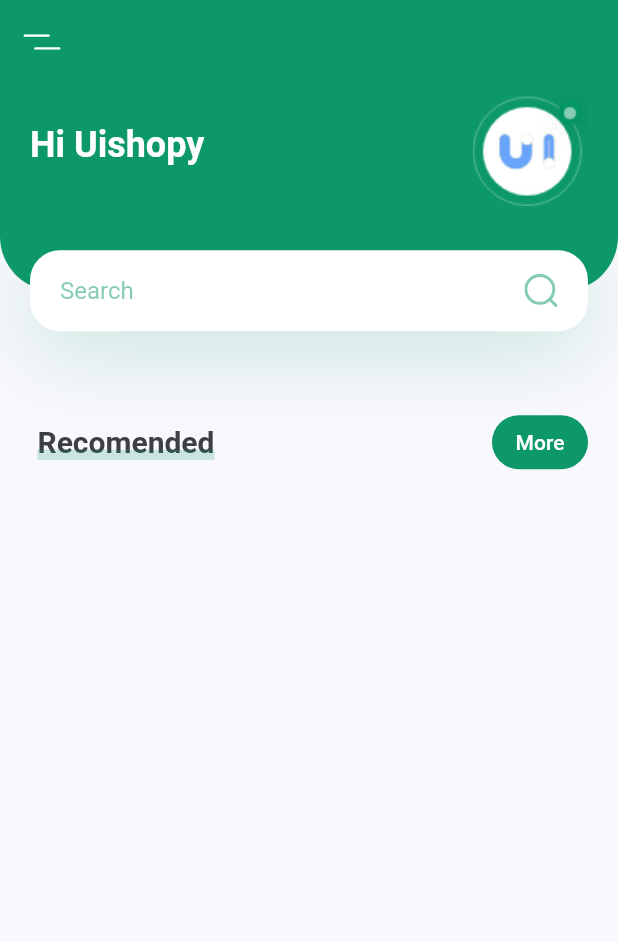
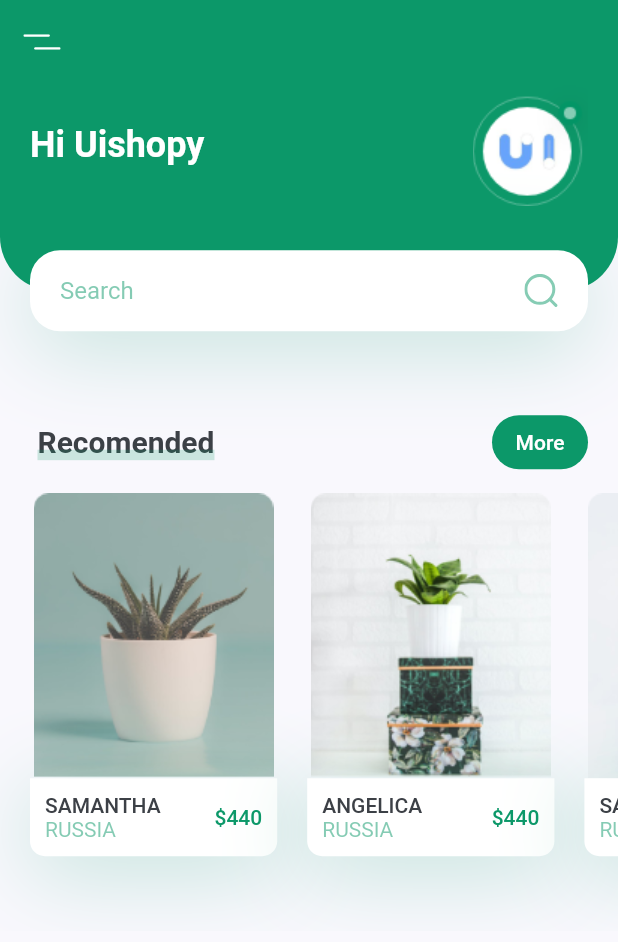
Before and after one commit to WillianMedeiros14/PlantApp, a Flutter app: the screen it shows after launch, on a phone screen of 412 x 824 dp. Shown: the top 942 px of the screen. Run offline on Flutter 3.47's test engine with Material 2 defaults, Android fonts, the phone set to English and light mode, and no system bars; our stand-ins replace flutter_svg.

Commit message:
feat: create component recomend_plants

```diff
--- a/lib/screens/home/components/body.dart
+++ b/lib/screens/home/components/body.dart
@@ -2,6 +2,7 @@ import 'package:flutter/material.dart';
 import 'package:flutter_svg/svg.dart';
 import 'package:plantapp/constants.dart';
 import 'package:plantapp/screens/home/components/header_with_searchbox.dart';
+import 'package:plantapp/screens/home/components/recomend_plants.dart';
 import 'package:plantapp/screens/home/components/title_with_more_btn.dart';
 
 class Body extends StatelessWidget {
@@ -12,10 +13,8 @@ class Body extends StatelessWidget {
       child: Column(
         children: [
           HeaderWithSearchBox(size: size),
-          TitleWithMoreBtn(
-            title: "Recomended",
-            press: () {},
-          ),
+          TitleWithMoreBtn(title: "Recomended", press: () {}),
+          RecomendsPlants()
         ],
       ),
     );
--- /dev/null
+++ b/lib/screens/home/components/recomend_plants.dart
@@ -0,0 +1,122 @@
+import 'package:flutter/material.dart';
+import 'package:plantapp/constants.dart';
+
+class RecomendsPlants extends StatelessWidget {
+  const RecomendsPlants({
+    Key? key,
+  }) : super(key: key);
+
+  @override
+  Widget build(BuildContext context) {
+    return SingleChildScrollView(
+      scrollDirection: Axis.horizontal,
+      child: Row(
+        children: [
+          RecomendPlantCard(
+            image: "assets/images/image_1.png",
+            title: "Samantha",
+            country: "Russia",
+            price: 440,
+            press: () {},
+          ),
+          RecomendPlantCard(
+            image: "assets/images/image_2.png",
+            title: "Angelica",
+            country: "Russia",
+            price: 440,
+            press: () {},
+          ),
+          RecomendPlantCard(
+            image: "assets/images/image_3.png",
+            title: "Samantha",
+            country: "Russia",
+            price: 440,
+            press: () {},
+          ),
+        ],
+      ),
+    );
+  }
+}
+
+class RecomendPlantCard extends StatelessWidget {
+  const RecomendPlantCard({
+    Key? key,
+    required this.image,
+    required this.title,
+    required this.country,
+    required this.price,
+    required this.press,
+  }) : super(key: key);
+
+  final String image, title, country;
+  final int price;
+  final Function press;
+
+  @override
+  Widget build(BuildContext context) {
+    Size size = MediaQuery.of(context).size;
+    return Container(
+      // ignore: prefer_const_constructors
+      margin: EdgeInsets.only(
+        left: kDefaultPadding,
+        top: kDefaultPadding / 2,
+        bottom: kDefaultPadding * 2.5,
+      ),
+      width: size.width * 0.4,
+      child: Column(
+        children: [
+          Image.asset(image),
+          GestureDetector(
+            onTap: press(),
+            child: Container(
+              padding: const EdgeInsets.all(kDefaultPadding / 2),
+              decoration: BoxDecoration(
+                color: Colors.white,
+                borderRadius: BorderRadius.only(
+                  bottomLeft: Radius.circular(10),
+                  bottomRight: Radius.circular(10),
+                ),
+                boxShadow: [
+                  BoxShadow(
+                    offset: const Offset(0, 10),
+                    blurRadius: 50,
+                    color: kPrimaryColor.withOpacity(0.23),
+                  )
+                ],
+              ),
+              child: Row(
+                children: [
+                  RichText(
+                    text: TextSpan(
+                      children: [
+                        TextSpan(
+                          text: "$title\n".toUpperCase(),
+                          style: Theme.of(context).textTheme.button,
+                        ),
+                        TextSpan(
+                          text: "$country".toUpperCase(),
+                          style: TextStyle(
+                            color: kPrimaryColor.withOpacity(0.5),
+                          ),
+                        ),
+                      ],
+                    ),
+                  ),
+                  Spacer(),
+                  Text(
+                    '\$$price',
+                    style: Theme.of(context)
+                        .textTheme
+                        .button!
+                        .copyWith(color: kPrimaryColor),
+                  )
+                ],
+              ),
+            ),
+          )
+        ],
+      ),
+    );
+  }
+}
```
